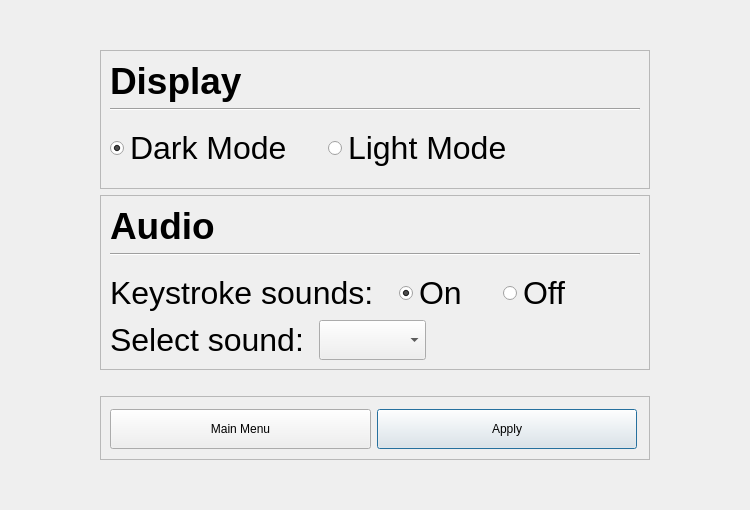
Old version of the form speed-typer/source_ui/settingsWindow.ui in the repository Rolv-Apneseth/ps-typer.
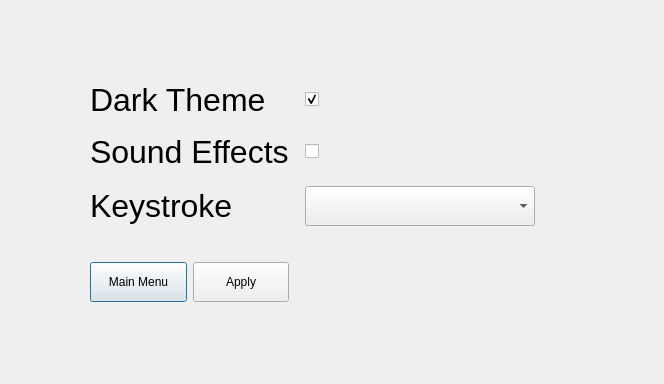
New version of the form.

Commit message: Fixed up settings window ui and implemented the new switch components. Also changed colours, and colours are now mostly in hsl format

The edit to the form file:
```diff
--- a/speed-typer/source_ui/settingsWindow.ui
+++ b/speed-typer/source_ui/settingsWindow.ui
@@ -6,8 +6,8 @@
    <rect>
     <x>0</x>
     <y>0</y>
-    <width>750</width>
-    <height>510</height>
+    <width>664</width>
+    <height>384</height>
    </rect>
   </property>
   <property name="windowTitle">
@@ -28,11 +28,11 @@
     </spacer>
    </item>
    <item>
-    <layout class="QVBoxLayout" name="verticalLayout_4">
+    <layout class="QGridLayout" name="gridLayout">
      <property name="topMargin">
       <number>0</number>
      </property>
-     <item>
+     <item row="0" column="0">
       <spacer name="verticalSpacer_8">
        <property name="orientation">
         <enum>Qt::Vertical</enum>
@@ -45,64 +45,7 @@
        </property>
       </spacer>
      </item>
-     <item>
-      <widget class="QFrame" name="frameDisplay">
-       <property name="sizePolicy">
-        <sizepolicy hsizetype="Expanding" vsizetype="Preferred">
-         <horstretch>0</horstretch>
-         <verstretch>0</verstretch>
-        </sizepolicy>
-       </property>
-       <property name="minimumSize">
-        <size>
-         <width>550</width>
-         <height>0</height>
-        </size>
-       </property>
-       <property name="frameShape">
-        <enum>QFrame::StyledPanel</enum>
-       </property>
-       <property name="frameShadow">
-        <enum>QFrame::Raised</enum>
-       </property>
-       <layout class="QVBoxLayout" name="verticalLayout">
-        <item>
-         <widget class="QLabel" name="labelDisplay">
-          <property name="sizePolicy">
-           <sizepolicy hsizetype="Preferred" vsizetype="Preferred">
-            <horstretch>0</horstretch>
-            <verstretch>0</verstretch>
-           </sizepolicy>
-          </property>
-          <property name="minimumSize">
-           <size>
-            <width>0</width>
-            <height>0</height>
-           </size>
-          </property>
-          <property name="font">
-           <font>
-            <pointsize>28</pointsize>
-            <weight>75</weight>
-            <bold>true</bold>
-           </font>
-          </property>
-          <property name="styleSheet">
-           <string notr="true">font-weight: bold; font-size: 28pt;</string>
-          </property>
-          <property name="text">
-           <string>Display</string>
-          </property>
-         </widget>
-        </item>
-        <item>
-         <widget class="Line" name="line">
-          <property name="orientation">
-           <enum>Qt::Horizontal</enum>
-          </property>
-         </widget>
-        </item>
-        <item>
+     <item row="4" column="0">
          <spacer name="verticalSpacer_3">
           <property name="orientation">
            <enum>Qt::Vertical</enum>
@@ -118,268 +61,29 @@
           </property>
          </spacer>
         </item>
-        <item>
-         <layout class="QHBoxLayout" name="horizontalLayout">
-          <item>
-           <widget class="QRadioButton" name="radioDarkMode">
-            <property name="font">
-             <font>
-              <pointsize>24</pointsize>
-             </font>
-            </property>
-            <property name="text">
-             <string>Dark Mode</string>
-            </property>
-            <property name="checked">
-             <bool>true</bool>
-            </property>
-            <property name="autoExclusive">
-             <bool>true</bool>
-            </property>
-           </widget>
-          </item>
-          <item>
-           <spacer name="horizontalSpacer_4">
-            <property name="orientation">
-             <enum>Qt::Horizontal</enum>
-            </property>
-            <property name="sizeType">
-             <enum>QSizePolicy::Fixed</enum>
-            </property>
-            <property name="sizeHint" stdset="0">
-             <size>
-              <width>30</width>
-              <height>20</height>
-             </size>
-            </property>
-           </spacer>
-          </item>
-          <item>
-           <widget class="QRadioButton" name="radioLightMode">
-            <property name="font">
-             <font>
-              <pointsize>24</pointsize>
-             </font>
-            </property>
-            <property name="text">
-             <string>Light Mode</string>
-            </property>
-            <property name="autoExclusive">
-             <bool>true</bool>
-            </property>
-           </widget>
-          </item>
-          <item>
-           <spacer name="horizontalSpacer">
-            <property name="orientation">
-             <enum>Qt::Horizontal</enum>
-            </property>
-            <property name="sizeType">
-             <enum>QSizePolicy::Expanding</enum>
-            </property>
-            <property name="sizeHint" stdset="0">
-             <size>
-              <width>40</width>
-              <height>20</height>
-             </size>
-            </property>
-           </spacer>
-          </item>
-         </layout>
-        </item>
-        <item>
-         <spacer name="verticalSpacer_6">
-          <property name="orientation">
-           <enum>Qt::Vertical</enum>
-          </property>
-          <property name="sizeType">
-           <enum>QSizePolicy::Fixed</enum>
-          </property>
-          <property name="sizeHint" stdset="0">
-           <size>
-            <width>20</width>
-            <height>10</height>
-           </size>
-          </property>
-         </spacer>
-        </item>
-       </layout>
-      </widget>
-     </item>
-     <item>
-      <widget class="QFrame" name="frameAudio">
-       <property name="frameShape">
-        <enum>QFrame::StyledPanel</enum>
-       </property>
-       <property name="frameShadow">
-        <enum>QFrame::Raised</enum>
-       </property>
-       <layout class="QVBoxLayout" name="verticalLayout_2">
-        <item>
-         <widget class="QLabel" name="labelAudio">
-          <property name="font">
-           <font>
-            <pointsize>28</pointsize>
-            <weight>75</weight>
-            <bold>true</bold>
-           </font>
-          </property>
-          <property name="styleSheet">
-           <string notr="true">font-weight: bold; font-size: 28pt;</string>
-          </property>
-          <property name="text">
-           <string>Audio</string>
-          </property>
-         </widget>
-        </item>
-        <item>
-         <widget class="Line" name="line_2">
-          <property name="orientation">
-           <enum>Qt::Horizontal</enum>
-          </property>
-         </widget>
-        </item>
-        <item>
-         <spacer name="verticalSpacer_4">
-          <property name="orientation">
-           <enum>Qt::Vertical</enum>
-          </property>
-          <property name="sizeType">
-           <enum>QSizePolicy::Fixed</enum>
-          </property>
-          <property name="sizeHint" stdset="0">
-           <size>
-            <width>20</width>
-            <height>10</height>
-           </size>
-          </property>
-         </spacer>
-        </item>
-        <item>
-         <layout class="QHBoxLayout" name="horizontalLayout_3">
-          <item>
-           <widget class="QLabel" name="labelKeystrokeSounds">
-            <property name="font">
-             <font>
-              <pointsize>24</pointsize>
-             </font>
-            </property>
-            <property name="text">
-             <string>Keystroke sounds: </string>
-            </property>
-           </widget>
-          </item>
-          <item>
-           <spacer name="horizontalSpacer_5">
-            <property name="orientation">
-             <enum>Qt::Horizontal</enum>
-            </property>
-            <property name="sizeType">
-             <enum>QSizePolicy::Fixed</enum>
-            </property>
-            <property name="sizeHint" stdset="0">
-             <size>
-              <width>10</width>
-              <height>20</height>
-             </size>
-            </property>
-           </spacer>
-          </item>
-          <item>
-           <widget class="QRadioButton" name="radioKeystrokeOn">
-            <property name="font">
-             <font>
-              <pointsize>24</pointsize>
-             </font>
-            </property>
-            <property name="text">
-             <string>On</string>
-            </property>
-            <property name="checked">
-             <bool>true</bool>
-            </property>
-           </widget>
-          </item>
-          <item>
-           <spacer name="horizontalSpacer_3">
-            <property name="orientation">
-             <enum>Qt::Horizontal</enum>
-            </property>
-            <property name="sizeType">
-             <enum>QSizePolicy::Fixed</enum>
-            </property>
-            <property name="sizeHint" stdset="0">
-             <size>
-              <width>30</width>
-              <height>20</height>
-             </size>
-            </property>
-           </spacer>
-          </item>
-          <item>
-           <widget class="QRadioButton" name="radioKeystrokeOff">
-            <property name="font">
-             <font>
-              <pointsize>24</pointsize>
-             </font>
-            </property>
-            <property name="text">
-             <string>Off</string>
-            </property>
-           </widget>
-          </item>
-          <item>
-           <spacer name="horizontalSpacer_2">
-            <property name="orientation">
-             <enum>Qt::Horizontal</enum>
-            </property>
-            <property name="sizeHint" stdset="0">
-             <size>
-              <width>40</width>
-              <height>20</height>
-             </size>
-            </property>
-           </spacer>
-          </item>
-         </layout>
-        </item>
-        <item>
+     <item row="5" column="4">
          <layout class="QHBoxLayout" name="horizontalLayout_2">
           <property name="topMargin">
            <number>0</number>
           </property>
-          <item>
-           <widget class="QLabel" name="labelSelectSound">
-            <property name="font">
-             <font>
-              <pointsize>24</pointsize>
-              <weight>50</weight>
-              <bold>false</bold>
-             </font>
-            </property>
-            <property name="text">
-             <string>Select sound: </string>
-            </property>
-           </widget>
-          </item>
           <item>
            <widget class="QComboBox" name="comboSelectSound">
             <property name="sizePolicy">
-             <sizepolicy hsizetype="Expanding" vsizetype="Fixed">
+          <sizepolicy hsizetype="Fixed" vsizetype="Fixed">
               <horstretch>0</horstretch>
               <verstretch>0</verstretch>
              </sizepolicy>
             </property>
             <property name="minimumSize">
              <size>
-              <width>0</width>
+           <width>230</width>
               <height>40</height>
              </size>
             </property>
            </widget>
           </item>
           <item>
-           <spacer name="horizontalSpacer_8">
+        <spacer name="horizontalSpacer_2">
             <property name="orientation">
              <enum>Qt::Horizontal</enum>
             </property>
@@ -391,26 +95,66 @@
             </property>
            </spacer>
           </item>
-          <item>
-           <spacer name="horizontalSpacer_7">
+      </layout>
+     </item>
+     <item row="3" column="0">
+      <widget class="QLabel" name="labelKeystrokeSounds">
+       <property name="font">
+        <font>
+         <pointsize>24</pointsize>
+        </font>
+       </property>
+       <property name="text">
+        <string>Sound Effects</string>
+       </property>
+      </widget>
+     </item>
+     <item row="2" column="0">
+      <spacer name="verticalSpacer_4">
             <property name="orientation">
+        <enum>Qt::Vertical</enum>
+       </property>
+       <property name="sizeType">
+        <enum>QSizePolicy::Fixed</enum>
+       </property>
+       <property name="sizeHint" stdset="0">
+        <size>
+         <width>20</width>
+         <height>10</height>
+        </size>
+       </property>
+      </spacer>
+     </item>
+     <item row="1" column="3">
+      <spacer name="horizontalSpacer">
+       <property name="orientation">
              <enum>Qt::Horizontal</enum>
             </property>
+       <property name="sizeType">
+        <enum>QSizePolicy::Fixed</enum>
+       </property>
             <property name="sizeHint" stdset="0">
              <size>
-              <width>40</width>
+         <width>10</width>
               <height>20</height>
              </size>
             </property>
            </spacer>
           </item>
-         </layout>
-        </item>
-       </layout>
+     <item row="5" column="0">
+      <widget class="QLabel" name="label">
+       <property name="font">
+        <font>
+         <pointsize>24</pointsize>
+        </font>
+       </property>
+       <property name="text">
+        <string>Keystroke</string>
+       </property>
       </widget>
      </item>
-     <item>
-      <spacer name="verticalSpacer_5">
+     <item row="6" column="0">
+      <spacer name="verticalSpacer_2">
        <property name="orientation">
         <enum>Qt::Vertical</enum>
        </property>
@@ -419,39 +163,42 @@
        </property>
        <property name="sizeHint" stdset="0">
         <size>
-         <width>20</width>
-         <height>20</height>
+         <width>10</width>
+         <height>30</height>
         </size>
        </property>
       </spacer>
      </item>
-     <item>
-      <widget class="QFrame" name="frame">
-       <property name="minimumSize">
-        <size>
-         <width>350</width>
-         <height>64</height>
-        </size>
+     <item row="1" column="0">
+      <widget class="QLabel" name="labelDarkMode">
+       <property name="font">
+        <font>
+         <pointsize>24</pointsize>
+        </font>
        </property>
-       <property name="frameShape">
-        <enum>QFrame::StyledPanel</enum>
+       <property name="text">
+        <string>Dark Theme</string>
        </property>
-       <property name="frameShadow">
-        <enum>QFrame::Raised</enum>
+      </widget>
+     </item>
+     <item row="9" column="0">
+      <spacer name="verticalSpacer">
+       <property name="orientation">
+        <enum>Qt::Vertical</enum>
        </property>
-       <layout class="QHBoxLayout" name="horizontalLayout_6">
-        <property name="leftMargin">
-         <number>9</number>
-        </property>
-        <property name="topMargin">
-         <number>12</number>
-        </property>
-        <property name="rightMargin">
-         <number>12</number>
-        </property>
-        <property name="bottomMargin">
-         <number>12</number>
-        </property>
+       <property name="sizeType">
+        <enum>QSizePolicy::Expanding</enum>
+       </property>
+       <property name="sizeHint" stdset="0">
+        <size>
+         <width>20</width>
+         <height>40</height>
+        </size>
+       </property>
+      </spacer>
+     </item>
+     <item row="8" column="0">
+      <layout class="QHBoxLayout" name="horizontalLayout">
         <item>
          <widget class="QPushButton" name="buttonMainMenu">
           <property name="sizePolicy">
@@ -469,6 +216,12 @@
           <property name="text">
            <string>Main Menu</string>
           </property>
+         <property name="autoDefault">
+          <bool>false</bool>
+         </property>
+         <property name="default">
+          <bool>true</bool>
+         </property>
          </widget>
         </item>
         <item>
@@ -488,29 +241,74 @@
           <property name="text">
            <string>Apply</string>
           </property>
+         <property name="autoDefault">
+          <bool>true</bool>
+         </property>
           <property name="default">
-           <bool>true</bool>
+          <bool>false</bool>
           </property>
          </widget>
         </item>
        </layout>
+     </item>
+     <item row="3" column="4">
+      <layout class="QHBoxLayout" name="layoutKeystrokeSounds">
+       <item>
+        <widget class="QCheckBox" name="checkBoxToggleSounds">
+         <property name="text">
+          <string/>
+         </property>
       </widget>
      </item>
      <item>
-      <spacer name="verticalSpacer">
+        <spacer name="horizontalSpacer_3">
        <property name="orientation">
-        <enum>Qt::Vertical</enum>
-       </property>
-       <property name="sizeType">
-        <enum>QSizePolicy::Expanding</enum>
-       </property>
+          <enum>Qt::Horizontal</enum>
+         </property>
+         <property name="sizeHint" stdset="0">
+          <size>
+           <width>40</width>
+           <height>20</height>
+          </size>
+         </property>
+        </spacer>
+       </item>
+      </layout>
+     </item>
+     <item row="1" column="4">
+      <layout class="QHBoxLayout" name="layoutDarkMode">
+       <item>
+        <widget class="QCheckBox" name="checkBoxDarkMode">
+         <property name="font">
+          <font>
+           <pointsize>24</pointsize>
+          </font>
+         </property>
+         <property name="text">
+          <string/>
+         </property>
+         <property name="checked">
+          <bool>true</bool>
+         </property>
+         <property name="autoExclusive">
+          <bool>true</bool>
+         </property>
+        </widget>
+       </item>
+       <item>
+        <spacer name="horizontalSpacer_4">
+         <property name="orientation">
+          <enum>Qt::Horizontal</enum>
+         </property>
        <property name="sizeHint" stdset="0">
         <size>
-         <width>20</width>
-         <height>40</height>
+           <width>40</width>
+           <height>20</height>
         </size>
        </property>
       </spacer>
+       </item>
+      </layout>
      </item>
     </layout>
    </item>
```
Left out of the diff: 9 changed lines with no effect on the pictures. Lines whose indentation alone changed are shown as unchanged. The commit also changes 3 other files.
